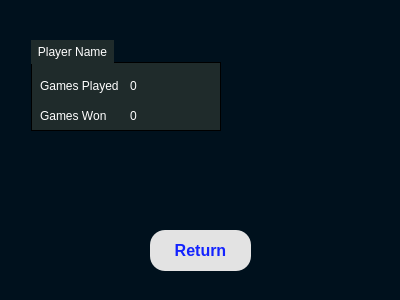
First picture: the form in TicTacToeLast - Copy/View/playerhistory.ui, repository Michael-lhany/TIC-TAC-TOE, before the edit.
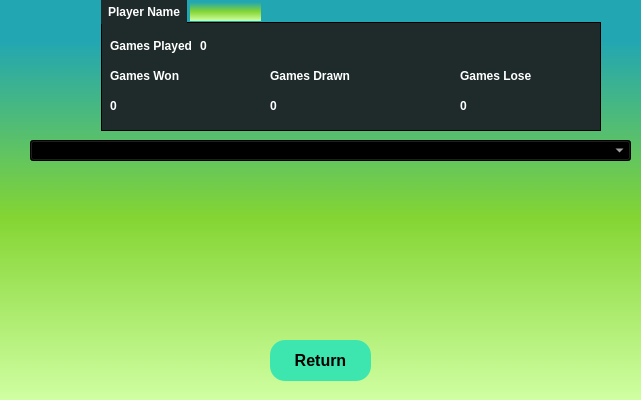
Second picture: the form after the edit.

```diff
--- a/TicTacToeLast - Copy/View/playerhistory.ui
+++ b/TicTacToeLast - Copy/View/playerhistory.ui
@@ -6,8 +6,8 @@
    <rect>
     <x>0</x>
     <y>0</y>
-    <width>400</width>
-    <height>300</height>
+    <width>641</width>
+    <height>400</height>
    </rect>
   </property>
   <property name="windowTitle">
@@ -16,17 +16,19 @@
   <property name="styleSheet">
    <string notr="true">QWidget
 {
-	background-color: #00111d;
-	color: #000000;
-	border-color: #000000;
+	background-color: qlineargradient(spread:repeat, x1:1, y1:0, x2:1, y2:1, stop:0.100962 rgba(34, 166, 178, 255),stop:0.543269 rgba(132, 213, 51, 255),stop:1 rgba(208, 255, 163, 255));
+	color: #ffffff;
+	font-weight: bold;
+	border-color: #051a39;
+	selection-background-color: #3b7e48;
 
 }</string>
   </property>
   <widget class="QPushButton" name="return_2">
    <property name="geometry">
     <rect>
-     <x>150</x>
-     <y>230</y>
+     <x>270</x>
+     <y>340</y>
      <width>101</width>
      <height>41</height>
     </rect>
@@ -41,8 +43,8 @@
    <property name="styleSheet">
     <string notr="true">QPushButton
 {
-	background-color:#e3e3e3;
-	color: #1323ff;
+	background-color: #3de6af;
+	color: #000000;
 	border-style: solid;
 	border-radius:15px;
 	border-color: #000000;
@@ -82,10 +84,10 @@
   <widget class="QGroupBox" name="groupBox">
    <property name="geometry">
     <rect>
-     <x>30</x>
-     <y>40</y>
-     <width>191</width>
-     <height>91</height>
+     <x>100</x>
+     <y>0</y>
+     <width>501</width>
+     <height>131</height>
     </rect>
    </property>
    <property name="styleSheet">
@@ -211,7 +213,36 @@
    <widget class="QLabel" name="label_4">
     <property name="geometry">
      <rect>
-      <x>100</x>
+      <x>170</x>
+      <y>90</y>
+      <width>81</width>
+      <height>31</height>
+     </rect>
+    </property>
+    <property name="styleSheet">
+     <string notr="true">QLabel
+{
+	background-color: transparent;
+	color: #ffffff;
+
+}
+
+
+QLabel::disabled
+{
+	background-color: transparent;
+	color: #656565;
+
+}</string>
+    </property>
+    <property name="text">
+     <string>0</string>
+    </property>
+   </widget>
+   <widget class="QLabel" name="label_5">
+    <property name="geometry">
+     <rect>
+      <x>170</x>
       <y>60</y>
       <width>81</width>
       <height>31</height>
@@ -234,9 +265,119 @@
 }</string>
     </property>
     <property name="text">
+     <string>Games Drawn</string>
+    </property>
+   </widget>
+   <widget class="QLabel" name="winsLabel">
+    <property name="geometry">
+     <rect>
+      <x>10</x>
+      <y>90</y>
+      <width>81</width>
+      <height>31</height>
+     </rect>
+    </property>
+    <property name="styleSheet">
+     <string notr="true">QLabel
+{
+	background-color: transparent;
+	color: #ffffff;
+
+}
+
+
+QLabel::disabled
+{
+	background-color: transparent;
+	color: #656565;
+
+}</string>
+    </property>
+    <property name="text">
      <string>0</string>
     </property>
    </widget>
+   <widget class="QLabel" name="label_7">
+    <property name="geometry">
+     <rect>
+      <x>360</x>
+      <y>60</y>
+      <width>81</width>
+      <height>31</height>
+     </rect>
+    </property>
+    <property name="styleSheet">
+     <string notr="true">QLabel
+{
+	background-color: transparent;
+	color: #ffffff;
+
+}
+
+
+QLabel::disabled
+{
+	background-color: transparent;
+	color: #656565;
+
+}</string>
+    </property>
+    <property name="text">
+     <string>Games Lose</string>
+    </property>
+   </widget>
+   <widget class="QLabel" name="lossesLabel">
+    <property name="geometry">
+     <rect>
+      <x>360</x>
+      <y>90</y>
+      <width>81</width>
+      <height>31</height>
+     </rect>
+    </property>
+    <property name="styleSheet">
+     <string notr="true">QLabel
+{
+	background-color: transparent;
+	color: #ffffff;
+
+}
+
+
+QLabel::disabled
+{
+	background-color: transparent;
+	color: #656565;
+
+}</string>
+    </property>
+    <property name="text">
+     <string>0</string>
+    </property>
+   </widget>
+   <widget class="QLabel" name="name">
+    <property name="geometry">
+     <rect>
+      <x>90</x>
+      <y>0</y>
+      <width>71</width>
+      <height>21</height>
+     </rect>
+    </property>
+    <property name="text">
+     <string/>
+    </property>
+   </widget>
+  </widget>
+  <widget class="QComboBox" name="gameComboBox">
+   <property name="geometry">
+    <rect>
+     <x>30</x>
+     <y>140</y>
+     <width>601</width>
+     <height>21</height>
+    </rect>
+   </property>
   </widget>
  </widget>
  <resources/>
```
Left out of the diff: 4 changed lines with no effect on the pictures.
